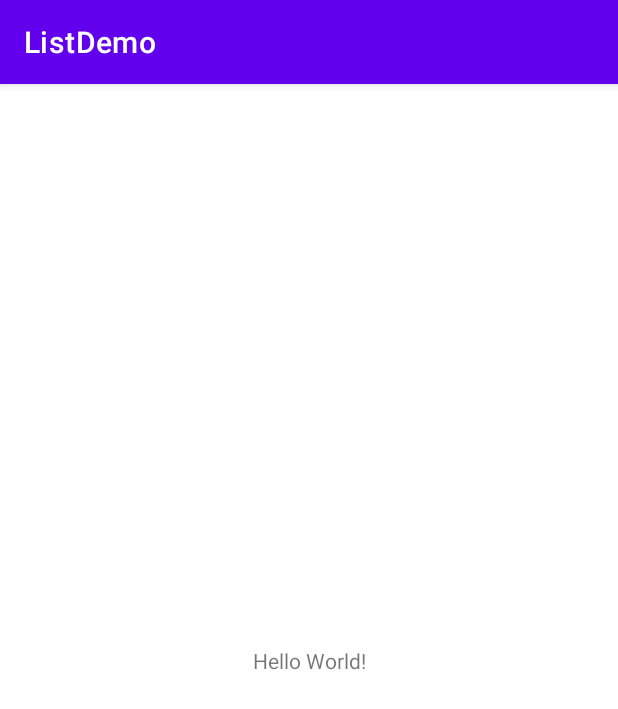
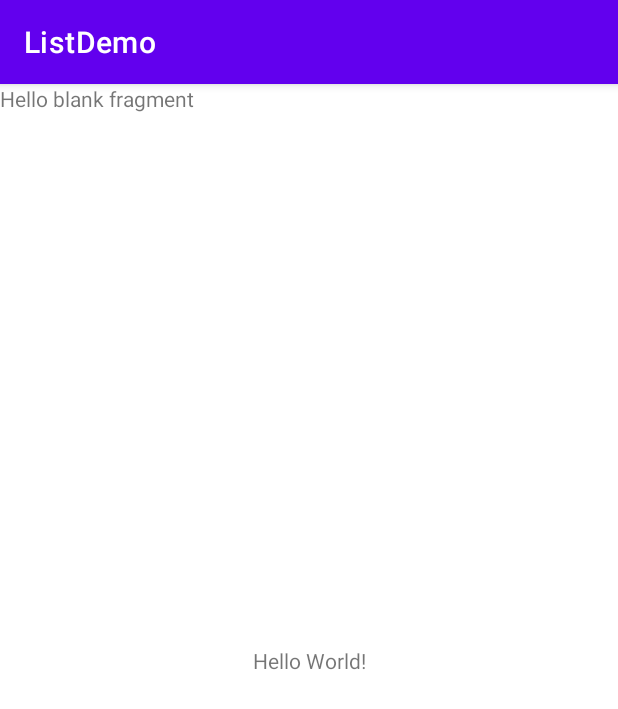
Before and after one commit to edw4r/ListDemo, an Android app: the screen it shows after launch (MainActivity before the commit, DemoActivity after it), on a phone screen of 412 x 824 dp. Shown: the top 709 px of the screen. Run offline under Robolectric (Android 15) with nearby library versions, the phone set to English and light mode, and no system bars; our stand-ins replace Dagger/Hilt's generated code.

Commit message:
add Hilt DI, activity and fragment

```diff
--- a/app/build.gradle
+++ b/app/build.gradle
@@ -1,6 +1,8 @@
 plugins {
     id 'com.android.application'
     id 'kotlin-android'
+    id 'dagger.hilt.android.plugin'
+    id 'kotlin-kapt'
 }
 
 android {
@@ -14,6 +16,13 @@ android {
         versionName "1.0"
 
         testInstrumentationRunner "androidx.test.runner.AndroidJUnitRunner"
+
+        kapt {
+            javacOptions {
+                option("-Adagger.hilt.android.internal.disableAndroidSuperclassValidation=true")
+            }
+        }
+
     }
 
     buildTypes {
@@ -37,7 +46,12 @@ dependencies {
     implementation 'androidx.appcompat:appcompat:1.4.1'
     implementation 'com.google.android.material:material:1.5.0'
     implementation 'androidx.constraintlayout:constraintlayout:2.1.3'
+    implementation 'androidx.legacy:legacy-support-v4:1.0.0'
     testImplementation 'junit:junit:4.+'
     androidTestImplementation 'androidx.test.ext:junit:1.1.3'
     androidTestImplementation 'androidx.test.espresso:espresso-core:3.4.0'
+
+    // Hilt DI
+    implementation "com.google.dagger:hilt-android:2.38.1"
+    kapt "com.google.dagger:hilt-android-compiler:2.38.1"
 }
--- a/app/src/main/AndroidManifest.xml
+++ b/app/src/main/AndroidManifest.xml
@@ -3,6 +3,7 @@
     package="com.example.listdemo">
 
     <application
+        android:name=".ListDemoApplication"
         android:allowBackup="true"
         android:icon="@mipmap/ic_launcher"
         android:label="@string/app_name"
@@ -10,7 +11,7 @@
         android:supportsRtl="true"
         android:theme="@style/Theme.ListDemo">
         <activity
-            android:name=".MainActivity"
+            android:name=".DemoActivity"
             android:exported="true">
             <intent-filter>
                 <action android:name="android.intent.action.MAIN" />
--- /dev/null
+++ b/app/src/main/java/com/example/listdemo/CurrencyListFragment.kt
@@ -0,0 +1,61 @@
+package com.example.listdemo
+
+import android.os.Bundle
+import androidx.fragment.app.Fragment
+import android.view.LayoutInflater
+import android.view.View
+import android.view.ViewGroup
+import dagger.hilt.android.AndroidEntryPoint
+
+// TODO: Rename parameter arguments, choose names that match
+// the fragment initialization parameters, e.g. ARG_ITEM_NUMBER
+private const val ARG_PARAM1 = "param1"
+private const val ARG_PARAM2 = "param2"
+
+/**
+ * A simple [Fragment] subclass.
+ * Use the [CurrencyListFragment.newInstance] factory method to
+ * create an instance of this fragment.
+ */
+@AndroidEntryPoint
+class CurrencyListFragment : Fragment() {
+    // TODO: Rename and change types of parameters
+    private var param1: String? = null
+    private var param2: String? = null
+
+    override fun onCreate(savedInstanceState: Bundle?) {
+        super.onCreate(savedInstanceState)
+        arguments?.let {
+            param1 = it.getString(ARG_PARAM1)
+            param2 = it.getString(ARG_PARAM2)
+        }
+    }
+
+    override fun onCreateView(
+        inflater: LayoutInflater, container: ViewGroup?,
+        savedInstanceState: Bundle?
+    ): View? {
+        // Inflate the layout for this fragment
+        return inflater.inflate(R.layout.fragment_currency_list, container, false)
+    }
+
+    companion object {
+        /**
+         * Use this factory method to create a new instance of
+         * this fragment using the provided parameters.
+         *
+         * @param param1 Parameter 1.
+         * @param param2 Parameter 2.
+         * @return A new instance of fragment CurrencyListFragment.
+         */
+        // TODO: Rename and change types and number of parameters
+        @JvmStatic
+        fun newInstance(param1: String, param2: String) =
+            CurrencyListFragment().apply {
+                arguments = Bundle().apply {
+                    putString(ARG_PARAM1, param1)
+                    putString(ARG_PARAM2, param2)
+                }
+            }
+    }
+}
--- /dev/null
+++ b/app/src/main/java/com/example/listdemo/DemoActivity.kt
@@ -0,0 +1,25 @@
+package com.example.listdemo
+
+import androidx.appcompat.app.AppCompatActivity
+import android.os.Bundle
+import dagger.hilt.android.AndroidEntryPoint
+
+@AndroidEntryPoint
+class DemoActivity : AppCompatActivity() {
+    override fun onCreate(savedInstanceState: Bundle?) {
+        super.onCreate(savedInstanceState)
+        setContentView(R.layout.activity_demo)
+
+        goToCurrencyListFragment()
+    }
+
+    private fun goToCurrencyListFragment(){
+
+        val fragment = CurrencyListFragment.newInstance("", "")
+        supportFragmentManager.beginTransaction()
+            .replace(R.id.root_layout, fragment, null)
+            .addToBackStack(null)
+            .commit()
+
+    }
+}
--- /dev/null
+++ b/app/src/main/java/com/example/listdemo/ListDemoApplication.kt
@@ -0,0 +1,9 @@
+package com.example.listdemo
+
+import android.app.Application
+import dagger.hilt.android.HiltAndroidApp
+
+@HiltAndroidApp
+class ListDemoApplication: Application() {
+
+}
--- a/app/src/main/java/com/example/listdemo/MainActivity.kt
+++ /dev/null
@@ -1,11 +0,0 @@
-package com.example.listdemo
-
-import androidx.appcompat.app.AppCompatActivity
-import android.os.Bundle
-
-class MainActivity : AppCompatActivity() {
-    override fun onCreate(savedInstanceState: Bundle?) {
-        super.onCreate(savedInstanceState)
-        setContentView(R.layout.activity_main)
-    }
-}
--- a/app/src/main/res/layout/activity_main.xml
+++ b/app/src/main/res/layout/activity_demo.xml
@@ -2,9 +2,10 @@
 <androidx.constraintlayout.widget.ConstraintLayout xmlns:android="http://schemas.android.com/apk/res/android"
     xmlns:app="http://schemas.android.com/apk/res-auto"
     xmlns:tools="http://schemas.android.com/tools"
+    android:id="@+id/root_layout"
     android:layout_width="match_parent"
     android:layout_height="match_parent"
-    tools:context=".MainActivity">
+    tools:context=".DemoActivity">
 
     <TextView
         android:layout_width="wrap_content"
--- /dev/null
+++ b/app/src/main/res/layout/fragment_currency_list.xml
@@ -0,0 +1,14 @@
+<?xml version="1.0" encoding="utf-8"?>
+<FrameLayout xmlns:android="http://schemas.android.com/apk/res/android"
+    xmlns:tools="http://schemas.android.com/tools"
+    android:layout_width="match_parent"
+    android:layout_height="match_parent"
+    tools:context=".CurrencyListFragment">
+
+    <!-- TODO: Update blank fragment layout -->
+    <TextView
+        android:layout_width="match_parent"
+        android:layout_height="match_parent"
+        android:text="@string/hello_blank_fragment" />
+
+</FrameLayout>
--- a/app/src/main/res/values/strings.xml
+++ b/app/src/main/res/values/strings.xml
@@ -1,3 +1,5 @@
 <resources>
     <string name="app_name">ListDemo</string>
+    <!-- TODO: Remove or change this placeholder text -->
+    <string name="hello_blank_fragment">Hello blank fragment</string>
 </resources>
--- a/build.gradle
+++ b/build.gradle
@@ -8,6 +8,7 @@ buildscript {
         classpath "com.android.tools.build:gradle:7.0.3"
         classpath "org.jetbrains.kotlin:kotlin-gradle-plugin:1.5.20"
 
+        classpath 'com.google.dagger:hilt-android-gradle-plugin:2.38.1'
         // NOTE: Do not place your application dependencies here; they belong
         // in the individual module build.gradle files
     }
```
